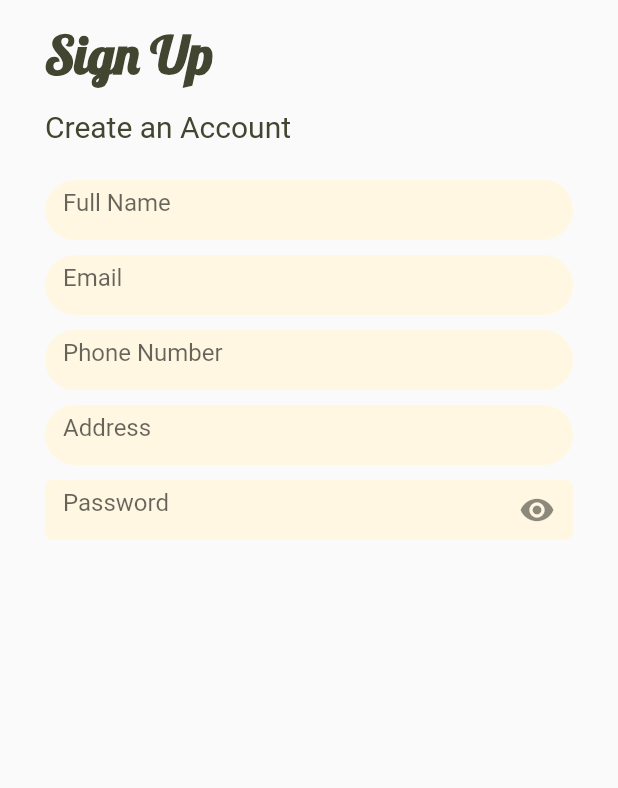
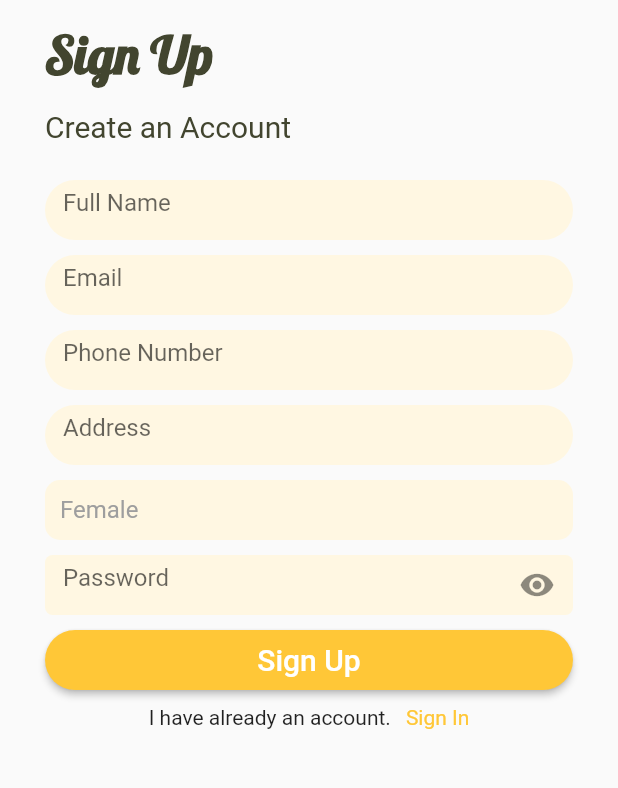
Before and after one commit to usmanhaider461/group-8, a Flutter app: the screen it shows after launch, on a phone screen of 412 x 824 dp, the part 75-863 px from its top. Run offline on Flutter 3.47's test engine with Material 2 defaults, Android fonts, the light colour scheme and no system bars.

Commit message:
Widgets are added in SignUP Page

```diff
--- a/lib/screens/signup.dart
+++ b/lib/screens/signup.dart
@@ -1,8 +1,11 @@
 import 'package:flutter/cupertino.dart';
 import 'package:flutter/material.dart';
+import 'package:group_8/widgets/haveAccountOrNot.dart';
 import 'package:group_8/widgets/myPasswordFormField.dart';
 import 'package:group_8/widgets/myTextFormField.dart';
+import 'package:group_8/widgets/submitFormField.dart';
 import 'package:group_8/widgets/toptitle.dart';
+import 'package:group_8/widgets/gender.dart';
 
 class SignUp extends StatelessWidget {
   final TextEditingController email = TextEditingController();
@@ -50,11 +53,16 @@ class SignUp extends StatelessWidget {
                         controller: address,
                         title: 'Address',
                       ),
-
+                      Gender(),
                       MyPasswordFormField(
                         controller: password,
                         title: 'Password',
                       ),
+                      SubmitFormField(name: "Sign Up", onPressed: (){},),
+                      SizedBox(
+                        height: 10,
+                      ),
+                      HaveAccountOrNot(title: "I have already an account.",subTitle: "Sign In",)
                     ],
                   ),
                 )
--- a/lib/widgets/gender.dart
+++ b/lib/widgets/gender.dart
@@ -5,16 +5,21 @@ class Gender extends StatefulWidget {
 }
 
 class _GenderState extends State<Gender> {
+  bool isMale = false;
   @override
   Widget build(BuildContext context) {
-    bool isMale;
-    return Container(
+
+    return GestureDetector(
+      onTap: () {
+        isMale = !isMale;
+      },
+      child: Container(
         height: 40.0,
         margin: EdgeInsets.only(top: 10),
         width: double.infinity,
         padding: EdgeInsets.only(left: 10),
         alignment: Alignment.centerLeft,
-      child: Text("Male" ,style: TextStyle(
+        child: Text(isMale == false ? "Female": "Male" ,style: TextStyle(
           fontSize: 16,
           color: Colors.grey,
         )),
@@ -24,6 +29,7 @@ class _GenderState extends State<Gender> {
           borderRadius: BorderRadius.circular(10),
 
         ),
+      ),
     );
   }
 }
--- a/lib/widgets/submitFormField.dart
+++ b/lib/widgets/submitFormField.dart
@@ -8,16 +8,15 @@ class SubmitFormField extends StatelessWidget {
   Widget build(BuildContext context) {
 
     return Container(
-      width: 400.0,
+      width: double.infinity,
       height: 40,
-      alignment: Alignment.centerLeft,
+      margin: EdgeInsets.only(top: 10),
       child: RaisedButton(
-
         shape: RoundedRectangleBorder(
             borderRadius: BorderRadius.circular(30.0)),
         color: Theme.of(context).primaryColor,
         child: Text(
-          "Login",
+          name,
           style: TextStyle(color: Colors.white, fontSize: 20),
         ),
         onPressed: onPressed,
```
Lines whose indentation alone changed are shown as unchanged.
